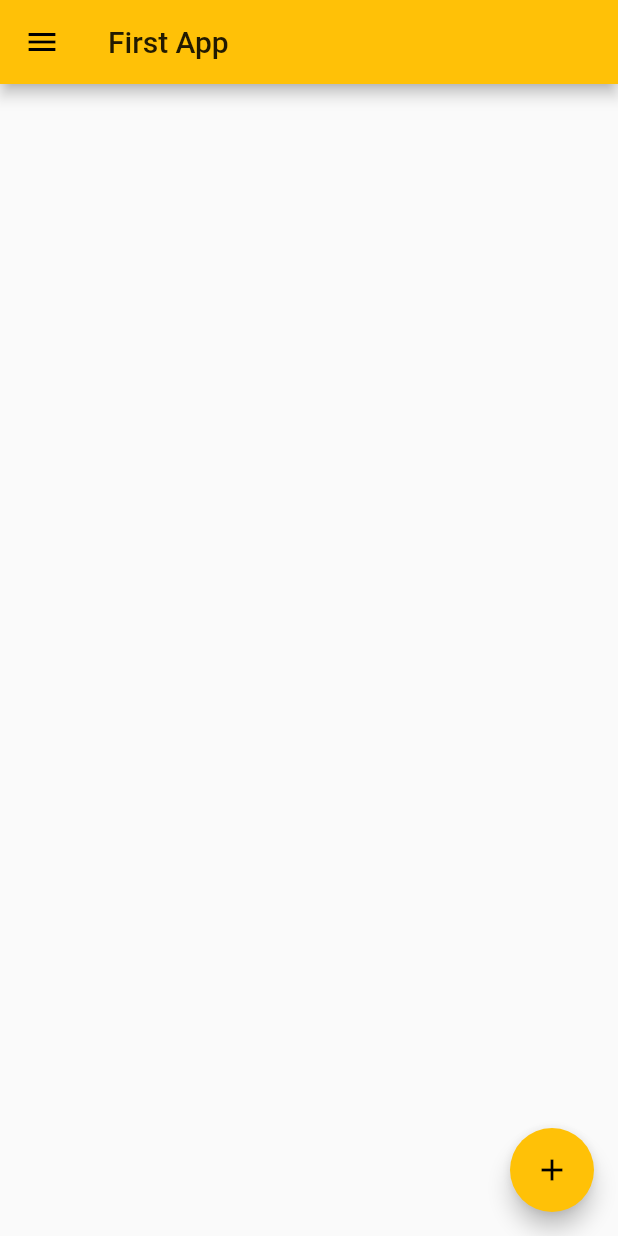
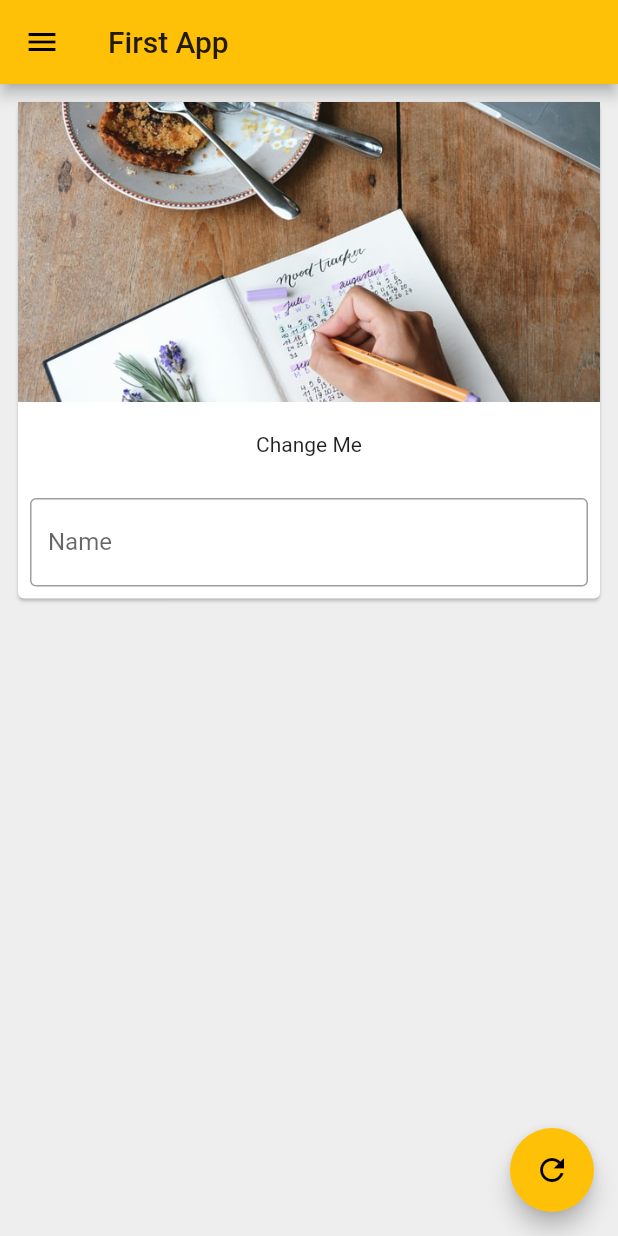
Before and after one commit to n3rdkid/flutter-crash-course, a Flutter app: the screen it shows after launch, on a phone screen of 412 x 824 dp. Run offline on Flutter 3.47's test engine with Material 2 defaults, Android fonts, the light colour scheme and no system bars.

Commit message:
explored stateful widgets,scrollview,textfield and card

```diff
--- a/lib/main.dart
+++ b/lib/main.dart
@@ -10,10 +10,18 @@ main() {
       theme: ThemeData(primarySwatch: Colors.amber)));
 }
 
-class HomePage extends StatelessWidget {
+class HomePage extends StatefulWidget {
+  @override
+  _HomePageState createState() => _HomePageState();
+}
+
+class _HomePageState extends State<HomePage> {
+  TextEditingController _nameController = TextEditingController();
+  var myText = "Change Me";
   @override
   Widget build(BuildContext context) {
     return Scaffold(
+      backgroundColor: Colors.grey[200],
       appBar: AppBar(
         title: Text("First App"),
       ),
@@ -49,10 +57,39 @@ class HomePage extends StatelessWidget {
           ],
         ),
       ),
-      body: Container(),
+      body: Padding(
+        padding: const EdgeInsets.all(8.0),
+        child: SingleChildScrollView(
+          child: Card(
+            child: Column(
+              children: <Widget>[
+                Image.asset("assets/background.jpeg",
+                    fit: BoxFit.cover,
+                    width: MediaQuery.of(context).size.width,
+                    height: 200),
+                SizedBox(height: 20),
+                Text(myText),
+                SizedBox(height: 20),
+                Padding(
+                  padding: const EdgeInsets.all(8.0),
+                  child: TextField(
+                      controller: _nameController,
+                      decoration: InputDecoration(
+                          border: OutlineInputBorder(),
+                          hintText: "Enter name of the image",
+                          labelText: "Name")),
+                )
+              ],
+            ),
+          ),
+        ),
+      ),
       floatingActionButton: FloatingActionButton(
-        onPressed: () => {},
-        child: Icon(Icons.add),
+        onPressed: () {
+          myText = _nameController.text;
+          setState(() {});
+        },
+        child: Icon(Icons.refresh),
       ),
     );
   }
--- a/pubspec.yaml
+++ b/pubspec.yaml
@@ -45,8 +45,8 @@ flutter:
   uses-material-design: true
 
   # To add assets to your application, add an assets section, like this:
-  # assets:
-  #   - images/a_dot_burr.jpeg
+  assets:
+  - assets/
   #   - images/a_dot_ham.jpeg
 
   # An image asset can refer to one or more resolution-specific "variants", see
```
Also changed, not shown: assets/background.jpeg (added).
